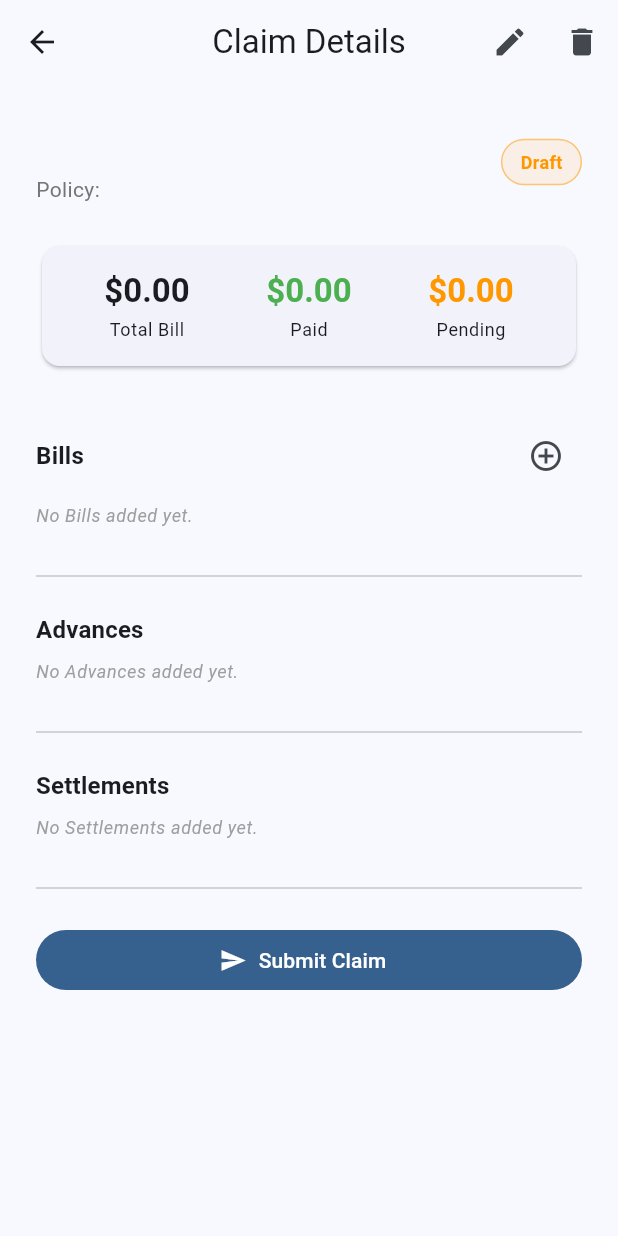
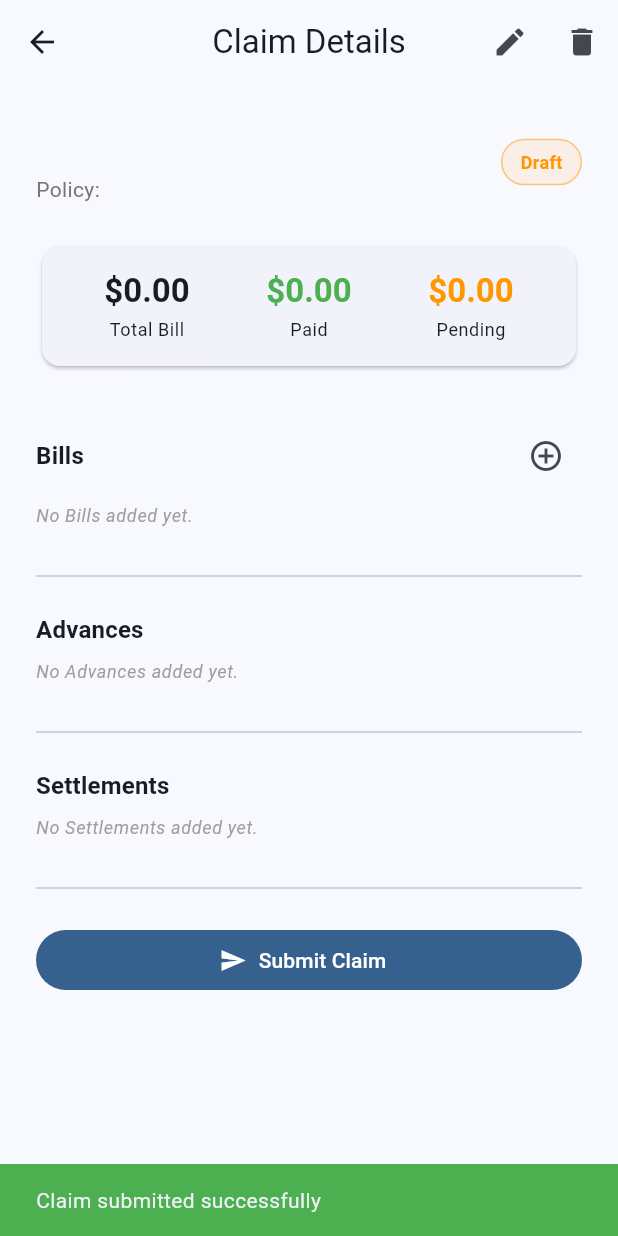
Before and after one commit to Shresth1822/i-c-m-s, a Flutter app: the ClaimDetailScreen screen opened directly with empty values, after a tap on "Submit Claim", on a phone screen of 412 x 824 dp. Run offline on Flutter 3.47's test engine with Material 3 defaults, Android fonts, the phone set to English and light mode, and no system bars; our stand-ins replace flutter_dotenv, flutter_riverpod, riverpod_annotation, supabase_flutter; accounts and stored records are empty; generated files the repository leaves out were written again; network calls fail.

Commit message:
feat: UX Polish - Snackbars, Confirmations, and Loading States

```diff
--- a/lib/features/claims/presentation/pages/claim_detail_screen.dart
+++ b/lib/features/claims/presentation/pages/claim_detail_screen.dart
@@ -168,8 +168,12 @@ class ClaimDetailScreen extends ConsumerWidget {
                   ? () => _showAddBillDialog(context, ref, latestClaim.id)
                   : null,
               onDelete: role == UserRole.user
-                  ? (bill) =>
-                        ref.read(claimsProvider.notifier).deleteBill(bill.id)
+                  ? (bill) => _confirmDelete(
+                      context,
+                      'Bill',
+                      () =>
+                          ref.read(claimsProvider.notifier).deleteBill(bill.id),
+                    )
                   : null,
               itemBuilder: (context, bill) => ListTile(
                 contentPadding: EdgeInsets.zero,
@@ -191,8 +195,13 @@ class ClaimDetailScreen extends ConsumerWidget {
                   ? () => _showAddAdvanceDialog(context, ref, latestClaim.id)
                   : null,
               onDelete: role == UserRole.admin
-                  ? (adv) =>
-                        ref.read(claimsProvider.notifier).deleteAdvance(adv.id)
+                  ? (adv) => _confirmDelete(
+                      context,
+                      'Advance',
+                      () => ref
+                          .read(claimsProvider.notifier)
+                          .deleteAdvance(adv.id),
+                    )
                   : null,
               itemBuilder: (context, adv) => ListTile(
                 contentPadding: EdgeInsets.zero,
@@ -256,8 +265,11 @@ class ClaimDetailScreen extends ConsumerWidget {
       return SizedBox(
         width: double.infinity,
         child: FilledButton.icon(
-          onPressed: () =>
-              ref.read(claimsProvider.notifier).submitClaim(claim.id),
+          onPressed: () => _performAction(
+            context,
+            () => ref.read(claimsProvider.notifier).submitClaim(claim.id),
+            successMessage: 'Claim submitted successfully',
+          ),
           icon: const Icon(Icons.send),
           label: const Text('Submit Claim'),
         ),
@@ -267,8 +279,11 @@ class ClaimDetailScreen extends ConsumerWidget {
         children: [
           Expanded(
             child: OutlinedButton.icon(
-              onPressed: () =>
-                  ref.read(claimsProvider.notifier).rejectClaim(claim.id),
+              onPressed: () => _performAction(
+                context,
+                () => ref.read(claimsProvider.notifier).rejectClaim(claim.id),
+                successMessage: 'Claim rejected',
+              ),
               style: OutlinedButton.styleFrom(
                 foregroundColor: Colors.red,
                 side: const BorderSide(color: Colors.red),
@@ -280,8 +295,11 @@ class ClaimDetailScreen extends ConsumerWidget {
           const SizedBox(width: 16),
           Expanded(
             child: FilledButton.icon(
-              onPressed: () =>
-                  ref.read(claimsProvider.notifier).approveClaim(claim.id),
+              onPressed: () => _performAction(
+                context,
+                () => ref.read(claimsProvider.notifier).approveClaim(claim.id),
+                successMessage: 'Claim approved',
+              ),
               style: FilledButton.styleFrom(
                 backgroundColor: Colors.green,
                 foregroundColor: Colors.white,
@@ -391,8 +409,13 @@ class ClaimDetailScreen extends ConsumerWidget {
                   description: descController.text,
                   claimId: claimId,
                 );
-                ref.read(claimsProvider.notifier).addBill(claimId, bill);
-                Navigator.pop(ctx);
+                Navigator.pop(ctx); // Close dialog first
+                _performAction(
+                  context,
+                  () =>
+                      ref.read(claimsProvider.notifier).addBill(claimId, bill),
+                  successMessage: 'Bill added',
+                );
               }
             },
             child: const Text('Add'),
@@ -446,8 +469,14 @@ class ClaimDetailScreen extends ConsumerWidget {
                   reason: reasonController.text,
                   claimId: claimId,
                 );
-                ref.read(claimsProvider.notifier).addAdvance(claimId, advance);
                 Navigator.pop(ctx);
+                _performAction(
+                  context,
+                  () => ref
+                      .read(claimsProvider.notifier)
+                      .addAdvance(claimId, advance),
+                  successMessage: 'Advance added',
+                );
               }
             },
             child: const Text('Add'),
@@ -501,10 +530,14 @@ class ClaimDetailScreen extends ConsumerWidget {
                   notes: notesController.text,
                   claimId: claimId,
                 );
-                ref
-                    .read(claimsProvider.notifier)
-                    .addSettlement(claimId, settlement);
                 Navigator.pop(ctx);
+                _performAction(
+                  context,
+                  () => ref
+                      .read(claimsProvider.notifier)
+                      .addSettlement(claimId, settlement),
+                  successMessage: 'Settlement added',
+                );
               }
             },
             child: const Text('Add'),
@@ -514,3 +547,66 @@ class ClaimDetailScreen extends ConsumerWidget {
     );
   }
 }
+
+Future<void> _performAction(
+  BuildContext context,
+  Future<void> Function() action, {
+  String successMessage = 'Operation successful',
+}) async {
+  try {
+    // Show loading indicator
+    showDialog(
+      context: context,
+      barrierDismissible: false,
+      builder: (_) => const Center(child: CircularProgressIndicator()),
+    );
+
+    await action();
+
+    if (context.mounted) {
+      Navigator.pop(context); // Dismiss loading
+      ScaffoldMessenger.of(context).showSnackBar(
+        SnackBar(content: Text(successMessage), backgroundColor: Colors.green),
+      );
+    }
+  } catch (e) {
+    if (context.mounted) {
+      Navigator.pop(context); // Dismiss loading
+      ScaffoldMessenger.of(context).showSnackBar(
+        SnackBar(content: Text('Error: $e'), backgroundColor: Colors.red),
+      );
+    }
+  }
+}
+
+Future<void> _confirmDelete(
+  BuildContext context,
+  String title,
+  VoidCallback onDelete,
+) async {
+  final confirmed = await showDialog<bool>(
+    context: context,
+    builder: (ctx) => AlertDialog(
+      title: Text('Delete $title?'),
+      content: const Text('This action cannot be undone.'),
+      actions: [
+        TextButton(
+          onPressed: () => Navigator.pop(ctx, false),
+          child: const Text('Cancel'),
+        ),
+        TextButton(
+          onPressed: () => Navigator.pop(ctx, true),
+          child: const Text('Delete', style: TextStyle(color: Colors.red)),
+        ),
+      ],
+    ),
+  );
+
+  if (confirmed == true && context.mounted) {
+    await _performAction(
+      context,
+      () async => onDelete(),
+      successMessage: '$title deleted successfully',
+    );
+  }
+}
```
